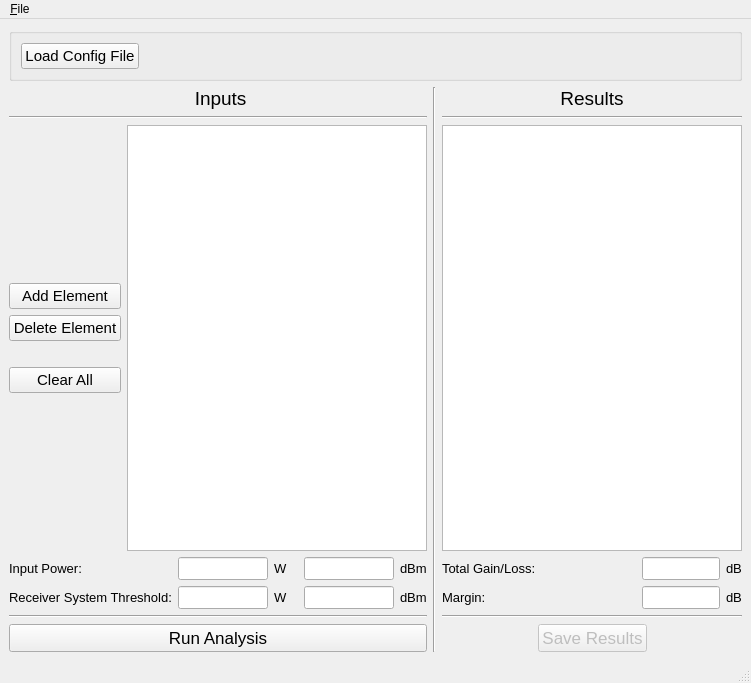
This is project/app/ui/main_window.ui in LMaiorano/Link-Budget-Toolbox as Qt 5 draws it before an edit. The edited form follows.
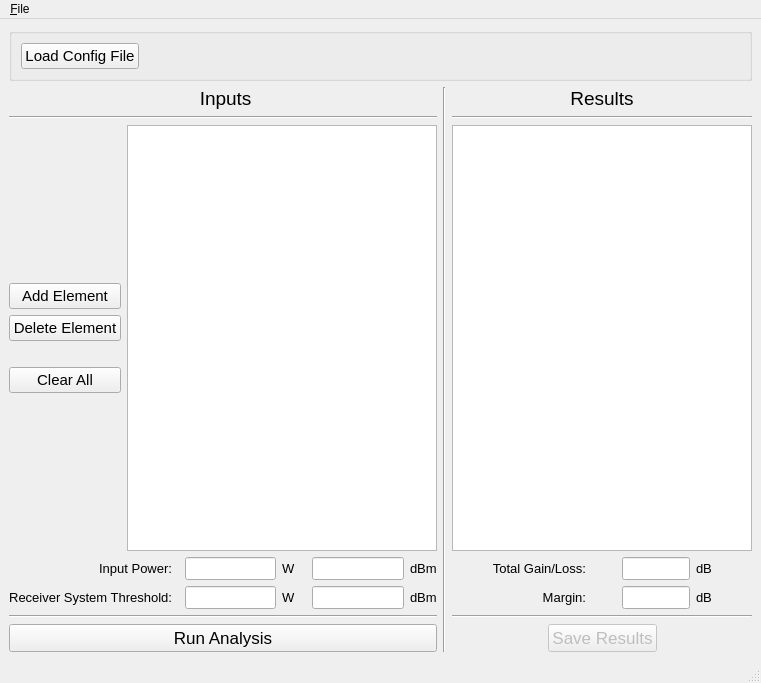
This is the edited form.

The edit to the form file:
```diff
--- a/project/app/ui/main_window.ui
+++ b/project/app/ui/main_window.ui
@@ -6,7 +6,7 @@
    <rect>
     <x>0</x>
     <y>0</y>
-    <width>749</width>
+    <width>761</width>
     <height>683</height>
    </rect>
   </property>
@@ -144,7 +144,7 @@
       </item>
       <item row="3" column="0" colspan="2">
        <layout class="QGridLayout" name="gridLayout_3">
-        <item row="1" column="4">
+        <item row="1" column="5">
          <widget class="QLineEdit" name="txt_threshold_dbm">
           <property name="font">
            <font>
@@ -166,12 +166,15 @@
           <property name="text">
            <string>Input Power:</string>
           </property>
+          <property name="alignment">
+           <set>Qt::AlignRight|Qt::AlignTrailing|Qt::AlignVCenter</set>
+          </property>
           <property name="buddy">
            <cstring>txt_in_power_W</cstring>
           </property>
          </widget>
         </item>
-        <item row="1" column="2">
+        <item row="1" column="3">
          <widget class="QLabel" name="label_8">
           <property name="font">
            <font>
@@ -183,7 +186,7 @@
           </property>
          </widget>
         </item>
-        <item row="0" column="2">
+        <item row="0" column="3">
          <widget class="QLabel" name="label_7">
           <property name="font">
            <font>
@@ -195,6 +198,22 @@
           </property>
          </widget>
         </item>
+        <item row="0" column="4" rowspan="2">
+         <spacer name="horizontalSpacer_3">
+          <property name="orientation">
+           <enum>Qt::Horizontal</enum>
+          </property>
+          <property name="sizeType">
+           <enum>QSizePolicy::MinimumExpanding</enum>
+          </property>
+          <property name="sizeHint" stdset="0">
+           <size>
+            <width>10</width>
+            <height>20</height>
+           </size>
+          </property>
+         </spacer>
+        </item>
         <item row="1" column="0">
          <widget class="QLabel" name="label_5">
           <property name="font">
@@ -205,6 +224,9 @@
           <property name="text">
            <string>Receiver System Threshold:</string>
           </property>
+          <property name="alignment">
+           <set>Qt::AlignRight|Qt::AlignTrailing|Qt::AlignVCenter</set>
+          </property>
           <property name="wordWrap">
            <bool>false</bool>
           </property>
@@ -213,7 +235,7 @@
           </property>
          </widget>
         </item>
-        <item row="0" column="5">
+        <item row="0" column="6">
          <widget class="QLabel" name="label_9">
           <property name="font">
            <font>
@@ -225,7 +247,7 @@
           </property>
          </widget>
         </item>
-        <item row="1" column="5">
+        <item row="1" column="6">
          <widget class="QLabel" name="label_10">
           <property name="font">
            <font>
@@ -237,7 +259,7 @@
           </property>
          </widget>
         </item>
-        <item row="0" column="1">
+        <item row="0" column="2">
          <widget class="QLineEdit" name="txt_in_power_W">
           <property name="sizePolicy">
            <sizepolicy hsizetype="MinimumExpanding" vsizetype="Fixed">
@@ -267,7 +289,7 @@
           </property>
          </widget>
         </item>
-        <item row="0" column="4">
+        <item row="0" column="5">
          <widget class="QLineEdit" name="txt_in_power_dbm">
           <property name="sizePolicy">
            <sizepolicy hsizetype="MinimumExpanding" vsizetype="Fixed">
@@ -288,7 +310,7 @@
           </property>
          </widget>
         </item>
-        <item row="1" column="1">
+        <item row="1" column="2">
          <widget class="QLineEdit" name="txt_threshold_W">
           <property name="font">
            <font>
@@ -300,17 +322,14 @@
           </property>
          </widget>
         </item>
-        <item row="0" column="3" rowspan="2">
-         <spacer name="horizontalSpacer_3">
+        <item row="0" column="1" rowspan="2">
+         <spacer name="horizontalSpacer_7">
           <property name="orientation">
            <enum>Qt::Horizontal</enum>
           </property>
-          <property name="sizeType">
-           <enum>QSizePolicy::MinimumExpanding</enum>
-          </property>
           <property name="sizeHint" stdset="0">
            <size>
-            <width>10</width>
+            <width>40</width>
             <height>20</height>
            </size>
           </property>
@@ -494,7 +513,7 @@
       </item>
       <item row="3" column="3">
        <layout class="QGridLayout" name="gridLayout_2">
-        <item row="0" column="3">
+        <item row="0" column="4">
          <widget class="QLabel" name="label_2">
           <property name="font">
            <font>
@@ -509,13 +528,29 @@
           </property>
          </widget>
         </item>
-        <item row="0" column="2">
+        <item row="0" column="0" rowspan="2">
+         <spacer name="horizontalSpacer_5">
+          <property name="orientation">
+           <enum>Qt::Horizontal</enum>
+          </property>
+          <property name="sizeType">
+           <enum>QSizePolicy::MinimumExpanding</enum>
+          </property>
+          <property name="sizeHint" stdset="0">
+           <size>
+            <width>40</width>
+            <height>20</height>
+           </size>
+          </property>
+         </spacer>
+        </item>
+        <item row="0" column="3">
          <widget class="QLineEdit" name="txt_total">
           <property name="font">
            <font>
             <pointsize>10</pointsize>
-            <weight>75</weight>
-            <bold>true</bold>
+            <weight>50</weight>
+            <bold>false</bold>
            </font>
           </property>
           <property name="alignment">
@@ -526,7 +561,7 @@
           </property>
          </widget>
         </item>
-        <item row="1" column="3">
+        <item row="1" column="4">
          <widget class="QLabel" name="label_6">
           <property name="font">
            <font>
@@ -541,7 +576,23 @@
           </property>
          </widget>
         </item>
-        <item row="1" column="0">
+        <item row="0" column="2" rowspan="2">
+         <spacer name="horizontalSpacer_4">
+          <property name="orientation">
+           <enum>Qt::Horizontal</enum>
+          </property>
+          <property name="sizeType">
+           <enum>QSizePolicy::MinimumExpanding</enum>
+          </property>
+          <property name="sizeHint" stdset="0">
+           <size>
+            <width>30</width>
+            <height>20</height>
+           </size>
+          </property>
+         </spacer>
+        </item>
+        <item row="1" column="1">
          <widget class="QLabel" name="label_4">
           <property name="font">
            <font>
@@ -551,24 +602,30 @@
           <property name="text">
            <string>Margin:</string>
           </property>
+          <property name="alignment">
+           <set>Qt::AlignRight|Qt::AlignTrailing|Qt::AlignVCenter</set>
+          </property>
           <property name="buddy">
            <cstring>txt_margin</cstring>
           </property>
          </widget>
         </item>
-        <item row="1" column="2">
+        <item row="1" column="3">
          <widget class="QLineEdit" name="txt_margin">
           <property name="font">
            <font>
             <pointsize>10</pointsize>
            </font>
           </property>
+          <property name="alignment">
+           <set>Qt::AlignRight|Qt::AlignTrailing|Qt::AlignVCenter</set>
+          </property>
           <property name="readOnly">
            <bool>true</bool>
           </property>
          </widget>
         </item>
-        <item row="0" column="0">
+        <item row="0" column="1">
          <widget class="QLabel" name="label">
           <property name="font">
            <font>
@@ -578,13 +635,16 @@
           <property name="text">
            <string>Total Gain/Loss:</string>
           </property>
+          <property name="alignment">
+           <set>Qt::AlignRight|Qt::AlignTrailing|Qt::AlignVCenter</set>
+          </property>
           <property name="buddy">
            <cstring>txt_total</cstring>
           </property>
          </widget>
         </item>
-        <item row="0" column="1">
-         <spacer name="horizontalSpacer_4">
+        <item row="0" column="5" rowspan="2">
+         <spacer name="horizontalSpacer_6">
           <property name="orientation">
            <enum>Qt::Horizontal</enum>
           </property>
@@ -593,7 +653,7 @@
           </property>
           <property name="sizeHint" stdset="0">
            <size>
-            <width>100</width>
+            <width>40</width>
             <height>20</height>
            </size>
           </property>
@@ -635,7 +695,7 @@
     <rect>
      <x>0</x>
      <y>0</y>
-     <width>749</width>
+     <width>761</width>
      <height>21</height>
     </rect>
    </property>
```
Left out of the diff: 28 changed lines with no effect on the pictures.
